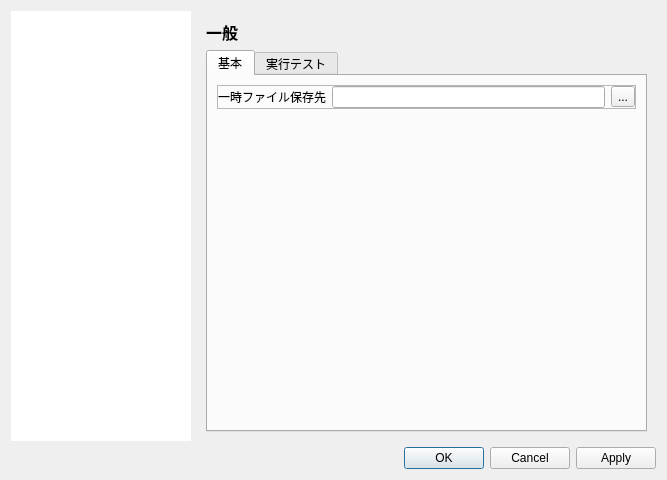
The window that src/ProfileEditor/settingdialog/settingdialog.ui (karakirimu/AutoBatchTools) describes before a commit, drawn with Qt 5.
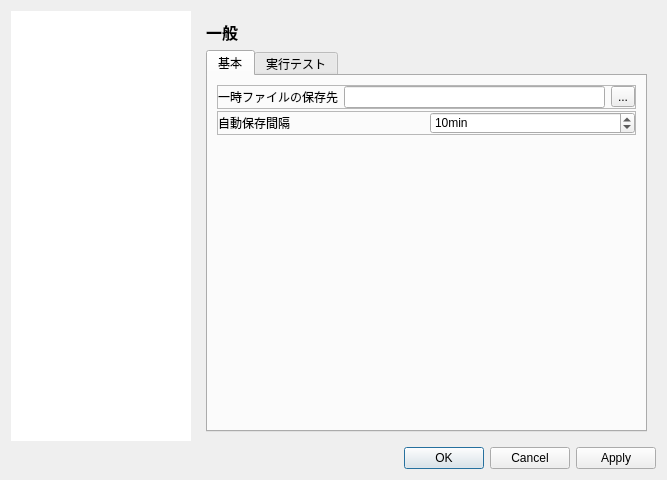
The same window after the commit. The open tabs and pages were chosen to show the change. Icons and pictures are not drawn. Custom widgets are drawn as their Qt base class.

The edit to the form file:
```diff
--- a/src/ProfileEditor/settingdialog/settingdialog.ui
+++ b/src/ProfileEditor/settingdialog/settingdialog.ui
@@ -156,7 +156,7 @@
                  </attribute>
                  <layout class="QVBoxLayout" name="verticalLayout_6">
                   <property name="spacing">
-                   <number>0</number>
+                   <number>2</number>
                   </property>
                   <item>
                    <widget class="QFrame" name="frame">
@@ -185,7 +185,7 @@
                      <item>
                       <widget class="QLabel" name="label_2">
                        <property name="text">
-                        <string>一時ファイル保存先</string>
+                        <string>一時ファイルの保存先</string>
                        </property>
                       </widget>
                      </item>
@@ -206,6 +206,50 @@
                     </layout>
                    </widget>
                   </item>
+                  <item>
+                   <widget class="QFrame" name="frame_7">
+                    <property name="frameShape">
+                     <enum>QFrame::StyledPanel</enum>
+                    </property>
+                    <property name="frameShadow">
+                     <enum>QFrame::Raised</enum>
+                    </property>
+                    <layout class="QHBoxLayout" name="horizontalLayout_4">
+                     <property name="leftMargin">
+                      <number>0</number>
+                     </property>
+                     <property name="topMargin">
+                      <number>0</number>
+                     </property>
+                     <property name="rightMargin">
+                      <number>0</number>
+                     </property>
+                     <property name="bottomMargin">
+                      <number>0</number>
+                     </property>
+                     <item>
+                      <widget class="QLabel" name="label_7">
+                       <property name="text">
+                        <string>自動保存間隔</string>
+                       </property>
+                      </widget>
+                     </item>
+                     <item>
+                      <widget class="QSpinBox" name="autosaveSpinBox">
+                       <property name="suffix">
+                        <string>min</string>
+                       </property>
+                       <property name="maximum">
+                        <number>1000</number>
+                       </property>
+                       <property name="value">
+                        <number>10</number>
+                       </property>
+                      </widget>
+                     </item>
+                    </layout>
+                   </widget>
+                  </item>
                   <item>
                    <spacer name="verticalSpacer_2">
                     <property name="orientation">
```
Left out of the diff: 2 changed lines with no effect on the pictures.
